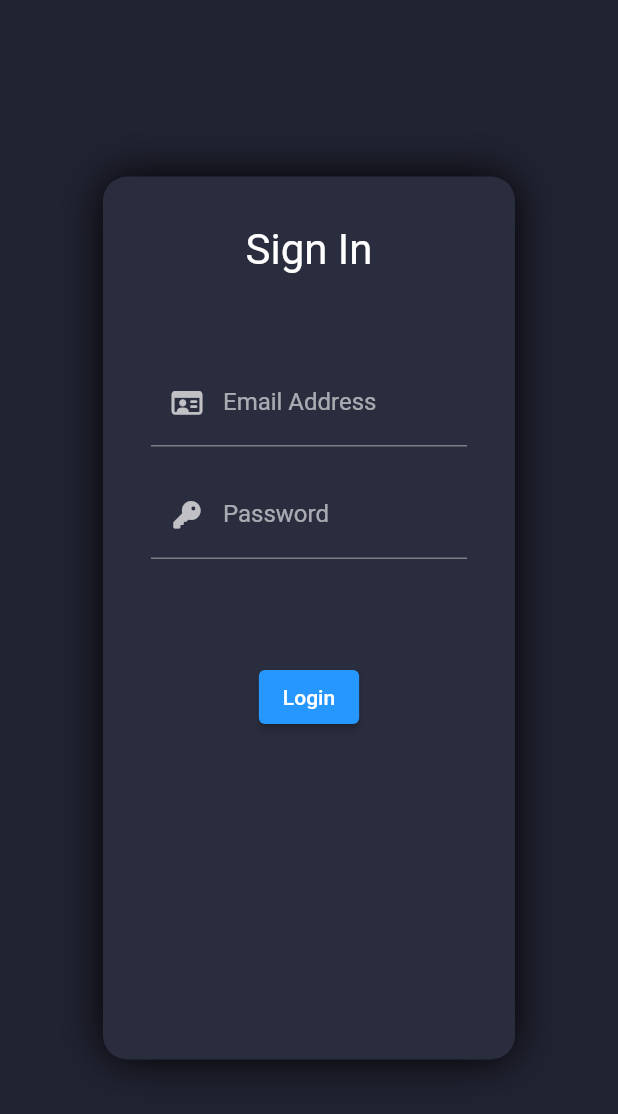
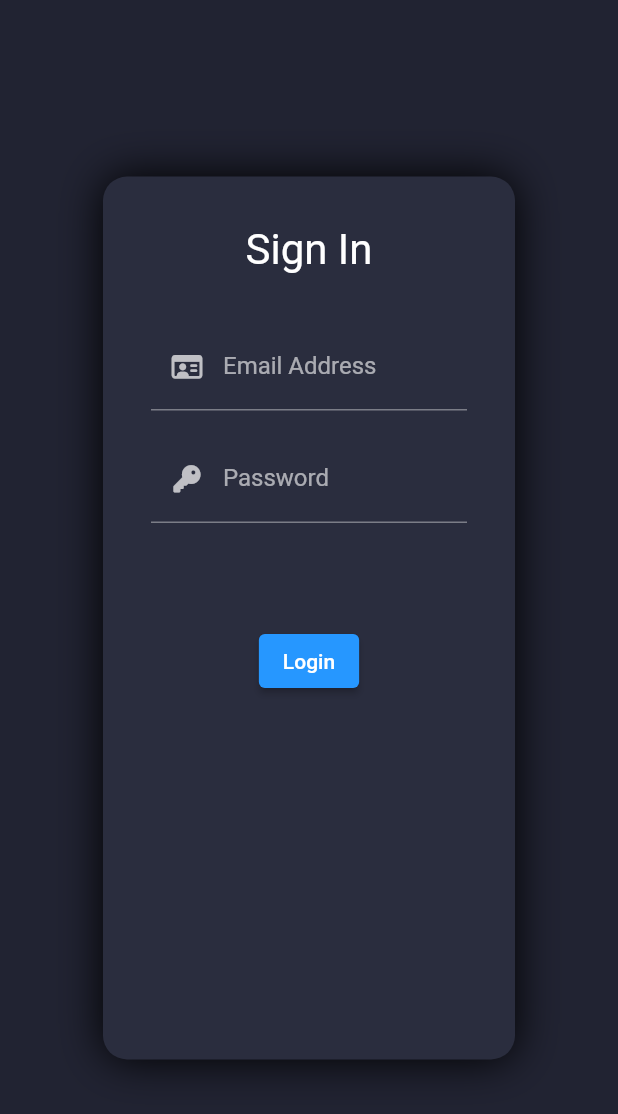
Before and after one commit to HasanAlHridoy/EON-Attendance-Web, a Flutter app: the screen it shows after launch, on a phone screen of 412 x 824 dp. Shown: the top 1114 px of the screen. Run offline on Flutter 3.47's test engine with Material 2 defaults, Android fonts, the phone set to English and light mode, and no system bars; our stand-ins replace badges, csv, file_picker, fluttertoast, font_awesome_flutter, image_picker and 2 more; missing offline and left inert: dart:html.

Commit message:
log in done

```diff
--- a/lib/login.dart
+++ b/lib/login.dart
@@ -32,22 +32,25 @@ class _LoginPageState extends State<LoginPage> {
                 ),
                 height: MediaQuery.of(context).size.height / 1.4,
                 width: MediaQuery.of(context).size.width / 1.5,
+                child: SingleChildScrollView(
+                  child: Padding(
+                    padding: const EdgeInsets.symmetric(vertical: 32.0),
                     child: Column(
+                      mainAxisAlignment: MainAxisAlignment.spaceEvenly,
                       children: const [
-                    SizedBox(
-                      height: 32.0,
-                    ),
                         Text(
                           'Sign In',
                           style: TextStyle(
                             fontSize: 28.0,
                           ),
                         ),
-                    SizedBox(
-                      height: 24.0,
-                    ),
+                        // SizedBox(
+                        //   height: 24.0,
+                        // ),
                         FormScreen(),
                       ],
+                    ),
+                  ),
                 ),
               ),
             ),
@@ -68,22 +71,25 @@ class _LoginPageState extends State<LoginPage> {
                 height: MediaQuery.of(context).size.height / 1.4,
                 width: MediaQuery.of(context).size.width / 2.8,
                 child: SingleChildScrollView(
+                  child: SingleChildScrollView(
+                    child: Padding(
+                      padding: const EdgeInsets.symmetric(vertical: 32.0),
                       child: Column(
+                        mainAxisAlignment: MainAxisAlignment.spaceEvenly,
                         children: const [
-                      SizedBox(
-                        height: 32.0,
-                      ),
                           Text(
                             'Sign In',
                             style: TextStyle(
                               fontSize: 28.0,
                             ),
                           ),
-                      SizedBox(
-                        height: 24.0,
-                      ),
+                          // SizedBox(
+                          //   height: 24.0,
+                          // ),
                           FormScreen(),
                         ],
+                      ),
+                    ),
                   ),
                 ),
               ),
@@ -103,22 +109,28 @@ class _LoginPageState extends State<LoginPage> {
                     ]),
                 height: MediaQuery.of(context).size.height / 1.4,
                 width: MediaQuery.of(context).size.width / 4,
+                child: Padding(
+                  padding: const EdgeInsets.symmetric(vertical: 32.0),
+                  child: SingleChildScrollView(
+                    child: Padding(
+                      padding: const EdgeInsets.symmetric(vertical: 32.0),
                       child: Column(
+                        mainAxisAlignment: MainAxisAlignment.spaceEvenly,
                         children: const [
-                    SizedBox(
-                      height: 32.0,
-                    ),
                           Text(
                             'Sign In',
                             style: TextStyle(
                               fontSize: 28.0,
                             ),
                           ),
-                    SizedBox(
-                      height: 24.0,
-                    ),
+                          // SizedBox(
+                          //   height: 24.0,
+                          // ),
                           FormScreen(),
                         ],
+                      ),
+                    ),
+                  ),
                 ),
               ),
             ),
```
Lines whose indentation alone changed are shown as unchanged.
